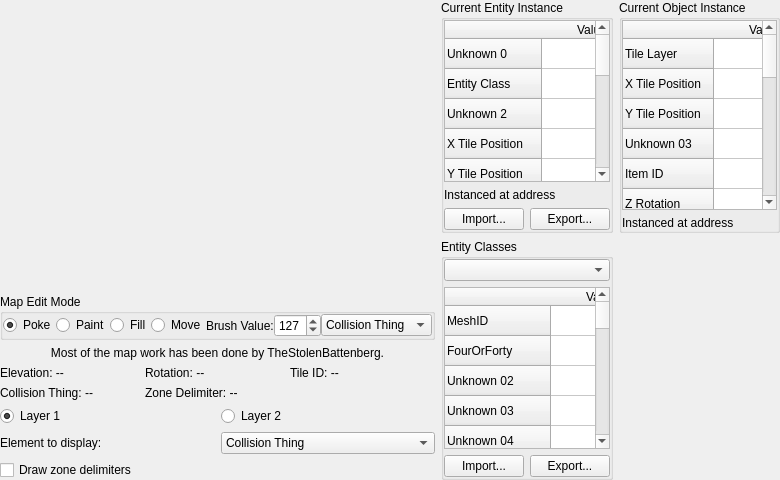
Old version of the form Tools/KFModTool/mapeditwidget.ui in the repository IvanDSM/KingsFieldRE.
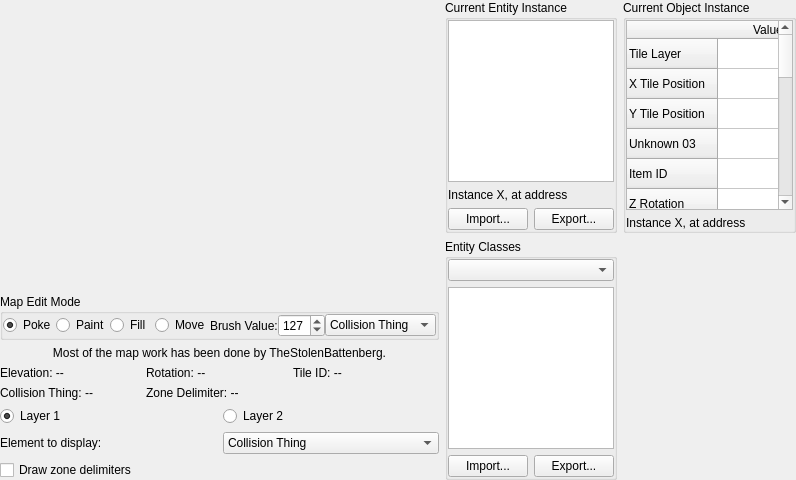
New version of the form. Icons and pictures are not drawn. Custom widgets are drawn as their Qt base class.

Commit message:
KFModTool: Move ent. class & instance to table models, misc optimizations
This huge commit switches the entity instance and class tables in the
map editor from QTableWidget to QTableView widgets. To do this, table
models for the entity class and instance have been created.

Using the model/view pattern enables us to write cleaner, more efficient
and more maintainable code and also allows us to make the tables
prettier.

This commit also brings updates to the game structures as well as other
optimizations.

The edit to the form file:
```diff
--- a/Tools/KFModTool/mapeditwidget.ui
+++ b/Tools/KFModTool/mapeditwidget.ui
@@ -6,7 +6,7 @@
    <rect>
     <x>0</x>
     <y>0</y>
-    <width>780</width>
+    <width>796</width>
     <height>480</height>
    </rect>
   </property>
@@ -516,7 +516,7 @@
          <item>
           <widget class="QLabel" name="objectInstanceAddrLabel">
            <property name="text">
-            <string>Instanced at address </string>
+            <string>Instance X, at address </string>
            </property>
           </widget>
          </item>
@@ -548,86 +548,28 @@
           <number>0</number>
          </property>
          <item>
-          <widget class="QTableWidget" name="entityInstanceTable">
+          <widget class="QTableView" name="entityInstanceTable">
            <property name="inputMethodHints">
             <set>Qt::ImhDigitsOnly</set>
            </property>
-           <row>
-            <property name="text">
-             <string>Unknown 0</string>
-            </property>
-           </row>
-           <row>
-            <property name="text">
-             <string>Entity Class</string>
-            </property>
-           </row>
-           <row>
-            <property name="text">
-             <string>Unknown 2</string>
-            </property>
-           </row>
-           <row>
-            <property name="text">
-             <string>X Tile Position</string>
-            </property>
-           </row>
-           <row>
-            <property name="text">
-             <string>Y Tile Position</string>
-            </property>
-           </row>
-           <row>
-            <property name="text">
-             <string>Unknown 5</string>
-            </property>
-           </row>
-           <row>
-            <property name="text">
-             <string>Dropped Item ID</string>
-            </property>
-           </row>
-           <row>
-            <property name="text">
-             <string>Layer</string>
-            </property>
-           </row>
-           <row>
-            <property name="text">
-             <string>Trigger Object</string>
-            </property>
-           </row>
-           <row>
-            <property name="text">
-             <string>Z Rotation</string>
-            </property>
-           </row>
-           <row>
-            <property name="text">
-             <string>Fine X Position</string>
-            </property>
-           </row>
-           <row>
-            <property name="text">
-             <string>Fine Y Position</string>
-            </property>
-           </row>
-           <row>
-            <property name="text">
-             <string>Fine Z Position</string>
-            </property>
-           </row>
-           <column>
-            <property name="text">
-             <string>Value</string>
-            </property>
-           </column>
+           <property name="alternatingRowColors">
+            <bool>true</bool>
+           </property>
+           <property name="verticalScrollMode">
+            <enum>QAbstractItemView::ScrollPerPixel</enum>
+           </property>
+           <attribute name="horizontalHeaderVisible">
+            <bool>true</bool>
+           </attribute>
+           <attribute name="verticalHeaderVisible">
+            <bool>true</bool>
+           </attribute>
           </widget>
          </item>
          <item>
           <widget class="QLabel" name="entityInstanceAddrLabel">
            <property name="text">
-            <string>Instanced at address </string>
+            <string>Instance X, at address </string>
            </property>
           </widget>
          </item>
@@ -700,323 +642,19 @@
           <widget class="QComboBox" name="entityCDCombo"/>
          </item>
          <item>
-          <widget class="QTableWidget" name="entityCDTable">
+          <widget class="QTableView" name="entityCDTable">
            <property name="contextMenuPolicy">
             <enum>Qt::DefaultContextMenu</enum>
            </property>
            <property name="inputMethodHints">
             <set>Qt::ImhDigitsOnly</set>
            </property>
-           <row>
-            <property name="text">
-             <string>MeshID</string>
-            </property>
-           </row>
-           <row>
-            <property name="text">
-             <string>FourOrForty</string>
-            </property>
-           </row>
-           <row>
-            <property name="text">
-             <string>Unknown 02</string>
-            </property>
-           </row>
-           <row>
-            <property name="text">
-             <string>Unknown 03</string>
-            </property>
-           </row>
-           <row>
-            <property name="text">
-             <string>Unknown 04</string>
-            </property>
-           </row>
-           <row>
-            <property name="text">
-             <string>Unknown 05</string>
-            </property>
-           </row>
-           <row>
-            <property name="text">
-             <string>Unknown 06</string>
-            </property>
-           </row>
-           <row>
-            <property name="text">
-             <string>Unknown 07</string>
-            </property>
-           </row>
-           <row>
-            <property name="text">
-             <string>Unknown 08</string>
-            </property>
-           </row>
-           <row>
-            <property name="text">
-             <string>Unknown 09</string>
-            </property>
-           </row>
-           <row>
-            <property name="text">
-             <string>Unknown 0A</string>
-            </property>
-           </row>
-           <row>
-            <property name="text">
-             <string>Unknown 0B</string>
-            </property>
-           </row>
-           <row>
-            <property name="text">
-             <string>Unknown 0C</string>
-            </property>
-           </row>
-           <row>
-            <property name="text">
-             <string>Unknown 0D</string>
-            </property>
-           </row>
-           <row>
-            <property name="text">
-             <string>Unknown 0E</string>
-            </property>
-           </row>
-           <row>
-            <property name="text">
-             <string>Unknown 0F</string>
-            </property>
-           </row>
-           <row>
-            <property name="text">
-             <string>Unknown 10</string>
-            </property>
-           </row>
-           <row>
-            <property name="text">
-             <string>Unknown 11</string>
-            </property>
-           </row>
-           <row>
-            <property name="text">
-             <string>Unknown 12</string>
-            </property>
-           </row>
-           <row>
-            <property name="text">
-             <string>Unknown 13</string>
-            </property>
-           </row>
-           <row>
-            <property name="text">
-             <string>Unknown 14</string>
-            </property>
-           </row>
-           <row>
-            <property name="text">
-             <string>Unknown 15</string>
-            </property>
-           </row>
-           <row>
-            <property name="text">
-             <string>Unknown 16</string>
-            </property>
-           </row>
-           <row>
-            <property name="text">
-             <string>Unknown 17</string>
-            </property>
-           </row>
-           <row>
-            <property name="text">
-             <string>Unknown 18</string>
-            </property>
-           </row>
-           <row>
-            <property name="text">
-             <string>Unknown 19</string>
-            </property>
-           </row>
-           <row>
-            <property name="text">
-             <string>HP</string>
-            </property>
-           </row>
-           <row>
-            <property name="text">
-             <string>Unknown 1C</string>
-            </property>
-           </row>
-           <row>
-            <property name="text">
-             <string>Unknown 1D</string>
-            </property>
-           </row>
-           <row>
-            <property name="text">
-             <string>Experience Gain</string>
-            </property>
-           </row>
-           <row>
-            <property name="text">
-             <string>Slash Def</string>
-            </property>
-           </row>
-           <row>
-            <property name="text">
-             <string>Chop Def</string>
-            </property>
-           </row>
-           <row>
-            <property name="text">
-             <string>Stab Def</string>
-            </property>
-           </row>
-           <row>
-            <property name="text">
-             <string>Holy Magic Def</string>
-            </property>
-           </row>
-           <row>
-            <property name="text">
-             <string>Fire Magic Def</string>
-            </property>
-           </row>
-           <row>
-            <property name="text">
-             <string>Earth Magic Def</string>
-            </property>
-           </row>
-           <row>
-            <property name="text">
-             <string>Wind Magic Def</string>
-            </property>
-           </row>
-           <row>
-            <property name="text">
-             <string>Water Magic Def</string>
-            </property>
-           </row>
-           <row>
-            <property name="text">
-             <string>Unknown 30</string>
-            </property>
-           </row>
-           <row>
-            <property name="text">
-             <string>Unknown 31</string>
-            </property>
-           </row>
-           <row>
-            <property name="text">
-             <string>Scale</string>
-            </property>
-           </row>
-           <row>
-            <property name="text">
-             <string>Unknown 34</string>
-            </property>
-           </row>
-           <row>
-            <property name="text">
-             <string>Unknown 35</string>
-            </property>
-           </row>
-           <row>
-            <property name="text">
-             <string>Unknown 36</string>
-            </property>
-           </row>
-           <row>
-            <property name="text">
-             <string>Unknown 37</string>
-            </property>
-           </row>
-           <row>
-            <property name="text">
-             <string>SomePointers[0]</string>
-            </property>
-           </row>
-           <row>
-            <property name="text">
-             <string>SomePointers[1]</string>
-            </property>
-           </row>
-           <row>
-            <property name="text">
-             <string>SomePointers[2]</string>
-            </property>
-           </row>
-           <row>
-            <property name="text">
-             <string>SomePointers[3]</string>
-            </property>
-           </row>
-           <row>
-            <property name="text">
-             <string>SomePointers[4]</string>
-            </property>
-           </row>
-           <row>
-            <property name="text">
-             <string>SomePointers[5]</string>
-            </property>
-           </row>
-           <row>
-            <property name="text">
-             <string>SomePointers[6]</string>
-            </property>
-           </row>
-           <row>
-            <property name="text">
-             <string>SomePointers[7]</string>
-            </property>
-           </row>
-           <row>
-            <property name="text">
-             <string>SomePointers[8]</string>
-            </property>
-           </row>
-           <row>
-            <property name="text">
-             <string>SomePointers[9]</string>
-            </property>
-           </row>
-           <row>
-            <property name="text">
-             <string>SomePointers[10]</string>
-            </property>
-           </row>
-           <row>
-            <property name="text">
-             <string>SomePointers[11]</string>
-            </property>
-           </row>
-           <row>
-            <property name="text">
-             <string>SomePointers[12]</string>
-            </property>
-           </row>
-           <row>
-            <property name="text">
-             <string>SomePointers[13]</string>
-            </property>
-           </row>
-           <row>
-            <property name="text">
-             <string>SomePointers[14]</string>
-            </property>
-           </row>
-           <row>
-            <property name="text">
-             <string>SomePointers[15]</string>
-            </property>
-           </row>
-           <column>
-            <property name="text">
-             <string>Value</string>
-            </property>
-           </column>
+           <property name="alternatingRowColors">
+            <bool>true</bool>
+           </property>
+           <property name="verticalScrollMode">
+            <enum>QAbstractItemView::ScrollPerPixel</enum>
+           </property>
           </widget>
          </item>
          <item>
```
The commit also changes 11 other files.
